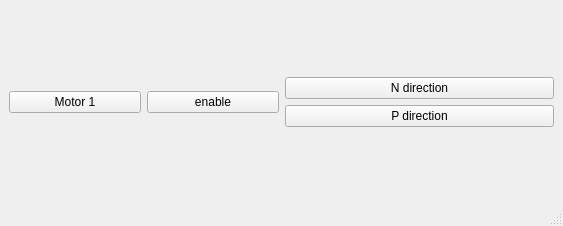
Before: the Qt Designer form src/ros2_qt1_demo/ui/mainwindow.ui in theanh2507/ros2_ws1_ethercat_communicate, drawn with Qt 5.
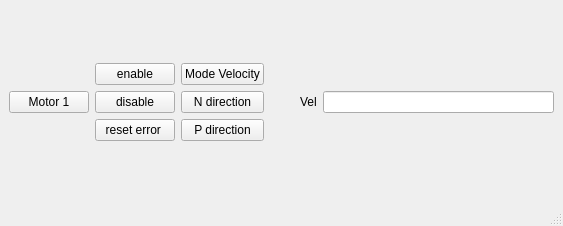
After: the same form once the commit is applied.

What changed in the file:
```diff
--- a/src/ros2_qt1_demo/ui/mainwindow.ui
+++ b/src/ros2_qt1_demo/ui/mainwindow.ui
@@ -16,7 +16,7 @@
   <widget class="QWidget" name="centralwidget">
    <layout class="QGridLayout" name="gridLayout">
     <item row="0" column="0">
-     <layout class="QHBoxLayout" name="horizontalLayout_2">
+     <layout class="QHBoxLayout" name="horizontalLayout_3">
       <item>
        <layout class="QHBoxLayout" name="horizontalLayout">
         <item>
@@ -27,16 +27,39 @@
          </widget>
         </item>
         <item>
+         <layout class="QVBoxLayout" name="verticalLayout">
+          <item>
          <widget class="QPushButton" name="pushButton_2">
           <property name="text">
            <string>enable</string>
           </property>
          </widget>
         </item>
+          <item>
+           <widget class="QPushButton" name="pushButton_5">
+            <property name="text">
+             <string>disable</string>
+            </property>
+           </widget>
+          </item>
+          <item>
+           <widget class="QPushButton" name="pushButton_6">
+            <property name="text">
+             <string>reset error </string>
+            </property>
+           </widget>
+          </item>
        </layout>
       </item>
       <item>
-       <layout class="QVBoxLayout" name="verticalLayout">
+         <layout class="QVBoxLayout" name="verticalLayout_2">
+          <item>
+           <widget class="QPushButton" name="pushButton_8">
+            <property name="text">
+             <string>Mode Velocity</string>
+            </property>
+           </widget>
+          </item>
         <item>
          <widget class="QPushButton" name="pushButton_3">
           <property name="text">
@@ -50,6 +73,38 @@
            <string>P direction</string>
           </property>
          </widget>
+          </item>
+         </layout>
+        </item>
+       </layout>
+      </item>
+      <item>
+       <spacer name="horizontalSpacer">
+        <property name="orientation">
+         <enum>Qt::Horizontal</enum>
+        </property>
+        <property name="sizeType">
+         <enum>QSizePolicy::Fixed</enum>
+        </property>
+        <property name="sizeHint" stdset="0">
+         <size>
+          <width>30</width>
+          <height>20</height>
+         </size>
+        </property>
+       </spacer>
+      </item>
+      <item>
+       <layout class="QHBoxLayout" name="horizontalLayout_2">
+        <item>
+         <widget class="QLabel" name="label">
+          <property name="text">
+           <string>Vel</string>
+          </property>
+         </widget>
+        </item>
+        <item>
+         <widget class="QLineEdit" name="lineEdit"/>
         </item>
        </layout>
       </item>
```
Lines whose indentation alone changed are shown as unchanged.
